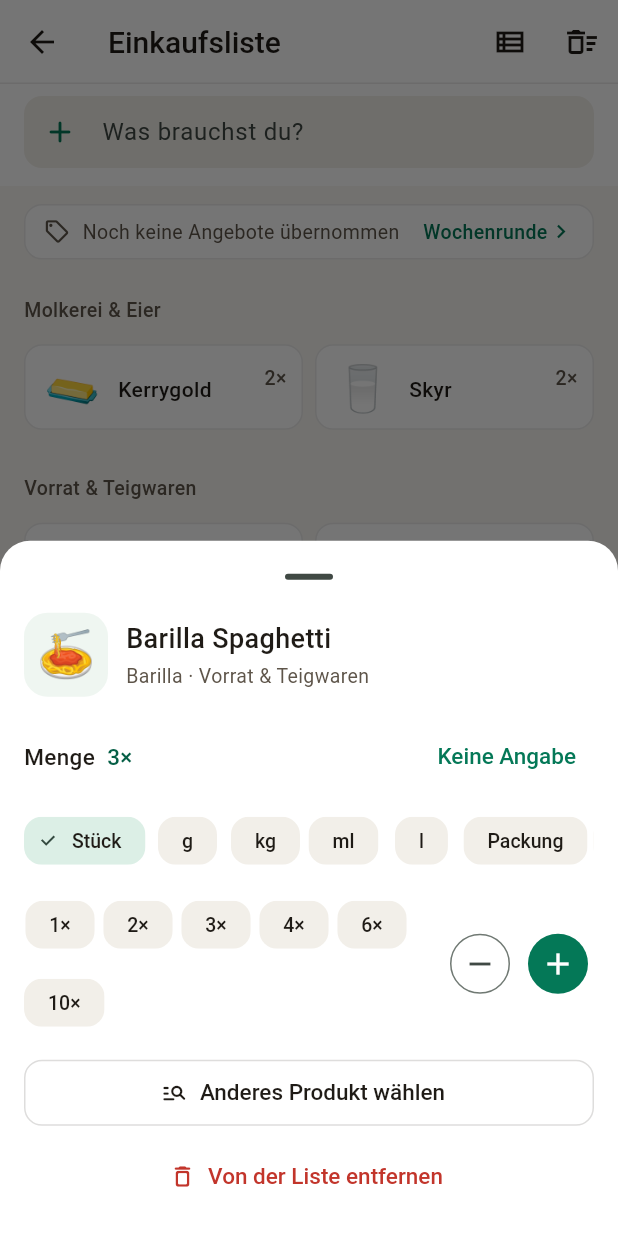
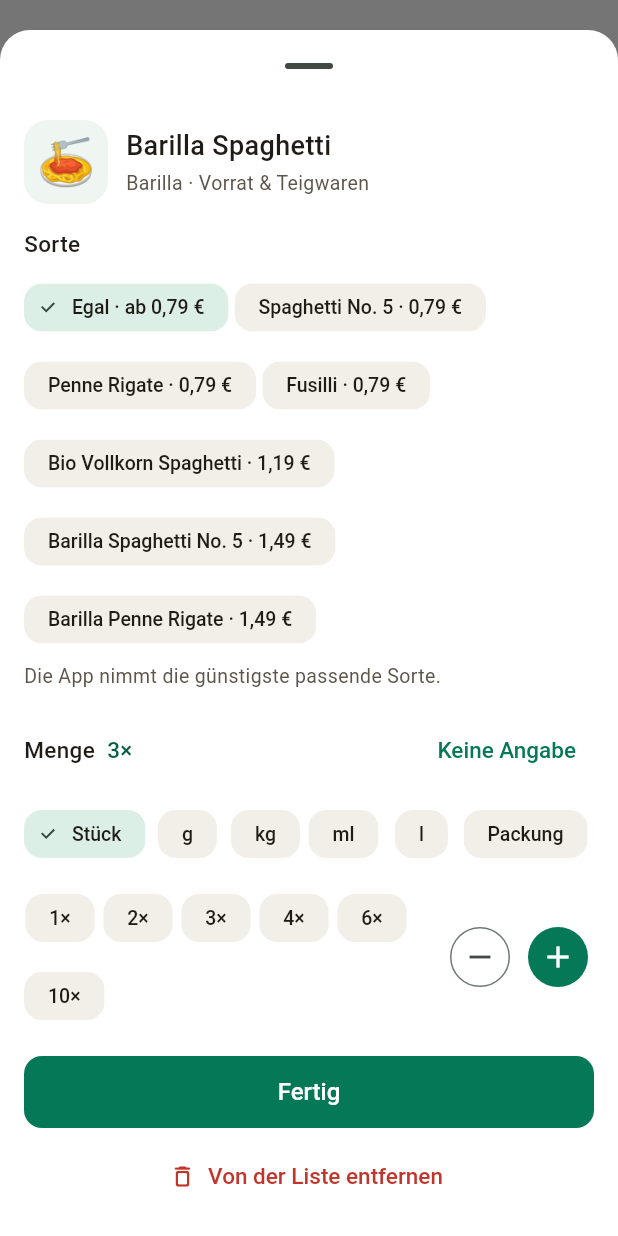
Before and after one commit to MagnusEVH/einkaufs-optimierer, a Flutter app: the ShoppingListScreen screen opened directly, after a tap on "Barilla Spaghetti", on a phone screen of 412 x 824 dp. Run offline on Flutter 3.47's test engine with Material 3 defaults, Android fonts, the phone set to English and light mode, and no system bars; our stand-ins replace flutter_map, flutter_riverpod, geolocator, image_picker, latlong2, shared_preferences and 2 more; missing offline and left inert: dart:js_interop; accounts and stored records are empty.

Commit message:
feat(list): search by base item with follow-up variant choice, fix Stück button, remember chosen variant
Co-Authored-By: Claude Opus 5.5 <noreply@anthropic.com>

```diff
--- a/app/lib/core/models/item_amount.dart
+++ b/app/lib/core/models/item_amount.dart
@@ -78,8 +78,9 @@ class ItemAmount {
 
   static const none = ItemAmount(1);
 
-  /// Keine Angabe: ein Stück, ohne Einheit. Steht dann nicht in der Liste.
-  bool get isDefault => quantity == 1 && (unit == null || unit == AmountUnit.stk);
+  /// Keine Angabe: ohne Einheit. Steht dann nicht in der Liste. "1 Stück"
+  /// ausdrücklich gewählt zählt als Angabe ("1×").
+  bool get isDefault => quantity == 1 && unit == null;
 
   AmountUnit get effectiveUnit => unit ?? AmountUnit.stk;
 
--- a/app/lib/core/models/list_item.dart
+++ b/app/lib/core/models/list_item.dart
@@ -6,8 +6,14 @@ import 'product.dart';
 class ShoppingListItem {
   final String id;
   final String listId;
+
+  /// Was auf der Liste steht: das Ding an sich ("Eier").
   final String rawText;
   final Product? matchedProduct;
+
+  /// true: Sorte ausdrücklich gewählt ("Freiland"). Der Optimierer nimmt dann
+  /// genau dieses Produkt. false: Die App sucht selbst (günstigste, Vorlieben).
+  final bool pinned;
   final double quantity;
   final String? unit;
   final bool isChecked;
@@ -18,6 +24,7 @@ class ShoppingListItem {
     required this.listId,
     required this.rawText,
     this.matchedProduct,
+    this.pinned = false,
     this.quantity = 1.0,
     this.unit,
     this.isChecked = false,
@@ -33,8 +40,23 @@ class ShoppingListItem {
         listId: listId,
         rawText: rawText,
         matchedProduct: matchedProduct,
+        pinned: pinned,
         quantity: a.quantity,
         unit: a.isDefault ? null : a.unit?.code,
+        isChecked: isChecked,
+        notes: notes,
+      );
+
+  /// Sorte setzen ([product]) oder offen lassen (null, [fallback] = Treffer
+  /// der App für den Namen).
+  ShoppingListItem withVariant(Product? product, {Product? fallback}) => ShoppingListItem(
+        id: id,
+        listId: listId,
+        rawText: rawText,
+        matchedProduct: product ?? fallback,
+        pinned: product != null,
+        quantity: quantity,
+        unit: unit,
         isChecked: isChecked,
         notes: notes,
       );
@@ -44,6 +66,7 @@ class ShoppingListItem {
     String? listId,
     String? rawText,
     Product? matchedProduct,
+    bool? pinned,
     double? quantity,
     String? unit,
     bool? isChecked,
@@ -54,6 +77,7 @@ class ShoppingListItem {
       listId: listId ?? this.listId,
       rawText: rawText ?? this.rawText,
       matchedProduct: matchedProduct ?? this.matchedProduct,
+      pinned: pinned ?? this.pinned,
       quantity: quantity ?? this.quantity,
       unit: unit ?? this.unit,
       isChecked: isChecked ?? this.isChecked,
@@ -67,6 +91,7 @@ class ShoppingListItem {
       'list_id': listId,
       'raw_text': rawText,
       'matched_product_id': matchedProduct?.id,
+      'pinned': pinned,
       'quantity': quantity,
       'unit': unit,
       'is_checked': isChecked,
@@ -80,6 +105,8 @@ class ShoppingListItem {
       listId: json['list_id'] ?? '',
       rawText: json['raw_text'] ?? '',
       matchedProduct: matched,
+      // Ältere Einträge ohne Merkmal: gewählt, wenn der Name dem Produkt entspricht
+      pinned: json['pinned'] as bool? ?? (matched != null && matched.name == json['raw_text']),
       quantity: (json['quantity'] as num?)?.toDouble() ?? 1.0,
       unit: json['unit'],
       isChecked: json['is_checked'] ?? false,
--- /dev/null
+++ b/app/lib/core/services/item_groups.dart
@@ -0,0 +1,253 @@
+// app/lib/core/services/item_groups.dart
+//
+// Grundartikel: Die Suche zeigt "Eier", nicht drei Eier-Produkte. Wer "Eier"
+// antippt, wählt danach die Sorte (Bodenhaltung, Freiland, Bio) oder lässt es
+// offen ("Egal": der Optimierer nimmt die günstigste).
+//
+// Die Zuordnung Produkt → Grundartikel steht in [_groups] (Reihenfolge zählt:
+// Spezielles vor Allgemeinem, "Milchreis" vor "Milch"). Was in keine Gruppe
+// fällt, ist sein eigener Grundartikel (Name ohne Größe, siehe genericName).
+
+import '../models/item_amount.dart';
+import '../models/product.dart';
+import 'catalog_service.dart';
+
+class ItemGroup {
+  final String name;
+
+  /// Suchwörter zusätzlich zum Namen ("spaghetti" → Nudeln).
+  final List<String> keywords;
+  final List<Product> products;
+  ItemGroup(this.name, this.keywords, this.products);
+
+  bool get hasVariants => products.length > 1;
+
+  /// Günstigster bekannter Preis über alle Sorten und Ketten (Cent).
+  int? get fromPrice {
+    int? best;
+    for (final p in products) {
+      for (final c in p.prices.values) {
+        if (best == null || c < best) best = c;
+      }
+    }
+    return best;
+  }
+
+  /// Kurzer Name der Sorte: "Freilandeier" → "Freiland", "Bio Eier" → "Bio",
+  /// "Red Bull Energy Drink" → "Red Bull". Gleiche Kurznamen in einer Gruppe
+  /// (zweimal "Standard") werden durch den vollen Produktnamen ersetzt.
+  String variantLabel(Product p) => (_labels ??= _buildLabels())[p.id] ?? p.name;
+
+  Map<String, String>? _labels;
+
+  Map<String, String> _buildLabels() {
+    final short = {for (final p in products) p.id: _shortLabel(p)};
+    final counts = <String, int>{};
+    for (final l in short.values) {
+      counts[l.toLowerCase()] = (counts[l.toLowerCase()] ?? 0) + 1;
+    }
+    return {
+      for (final p in products) p.id: (counts[short[p.id]!.toLowerCase()]! > 1) ? p.name : short[p.id]!,
+    };
+  }
+
+  String _shortLabel(Product p) {
+    var s = genericName(p);
+    final esc = RegExp.escape(name);
+    // ganzes Wort entfernen ("Bio Eier" → "Bio")
+    s = s.replaceAll(RegExp('(^|\\s)$esc(?=\\s|\$)', caseSensitive: false), ' ');
+    // Kompositum-Ende ("Freilandeier" → "Freiland"), aber nicht "Coca-Cola"
+    s = s.replaceAllMapped(RegExp('(\\S{3,})$esc(?=\\s|\$)', caseSensitive: false),
+        (m) => m.group(1)!.endsWith('-') ? m.group(0)! : m.group(1)!);
+    s = s.replaceAll(RegExp(r'(^|\s)(Frische?|Frischer)(?=\s|$)'), ' ').replaceAll(RegExp(r'\s+'), ' ').trim();
+    s = s.replaceAll(RegExp(r'^[-/&\s]+|[-/&\s]+$'), '').trim();
+    final brand = p.brand?.trim() ?? '';
+    final realBrand = brand.isNotEmpty && brand != 'Eigenmarke' && brand != 'Fairtrade';
+    if (s.isEmpty) return p.isBio ? 'Bio' : (realBrand ? brand : 'Standard');
+    s = s[0].toUpperCase() + s.substring(1);
+    // Marke voranstellen, wenn sie im Kurznamen fehlt ("Oatly Hafermilch Barista")
+    if (realBrand && !s.toLowerCase().contains(brand.toLowerCase()) && !p.name.toLowerCase().startsWith(s.toLowerCase())) {
+      final inName = p.name.toLowerCase().contains(brand.toLowerCase());
+      if (inName) s = '$brand $s';
+    }
+    return s;
+  }
+}
+
+class _Rule {
+  final String name;
+  final RegExp include;
+  final List<String> keywords;
+  _Rule(this.name, String pattern, [this.keywords = const []]) : include = RegExp(pattern, caseSensitive: false);
+}
+
+// Reihenfolge zählt: die erste passende Regel gewinnt.
+final _rules = <_Rule>[
+  // Zuerst, was andere Wörter enthält
+  _Rule('Kartoffelchips', r'chips|pringles', ['chips']),
+  _Rule('Schokolade', r'schokolade|ritter sport', ['schoko']),
+  _Rule('Milchreis & Dessert', r'milchreis|dessert', ['milchreis', 'pudding', 'dessert']),
+  _Rule('Duschgel', r'duschgel|dusche', ['dusche']),
+  _Rule('Pflanzendrink', r'hafermilch|haferdrink|sojadrink', ['hafermilch', 'haferdrink', 'sojamilch', 'oatly']),
+  _Rule('Toastbrot', r'toast', ['toast']),
+  _Rule('Knäckebrot', r'knäckebrot'),
+  _Rule('Baguette', r'baguette'),
+  _Rule('Erdnussbutter', r'erdnussbutter'),
+  _Rule('Kekse', r'keks|prinzen rolle', ['keks', 'kekse']),
+  _Rule('Thunfisch', r'thunfisch'),
+  _Rule('Aufschnitt', r'kochschinken|lachsschinken|mortadella|^salami|\ssalami', ['schinken', 'salami', 'wurst']),
+  _Rule('Speck', r'bacon|speck|schinkenwürfel', ['bacon', 'schinkenwürfel']),
+  _Rule('Spülmaschinensalz', r'spezialsalz'),
+  _Rule('Klarspüler', r'klarspüler'),
+  _Rule('Spülmaschinentabs', r'spülmaschinentabs', ['tabs']),
+  _Rule('Salzstangen', r'salzstangen'),
+  _Rule('Eistee', r'eistee'),
+  _Rule('Vegane Alternativen', r'vegan', ['vegan']),
+  _Rule('Pizzaboden', r'pizzaboden'),
+  _Rule('Gemüsebrühe', r'brühe'),
+  _Rule('Paprikapulver', r'paprikapulver'),
+  _Rule('Dosentomaten', r'passierte|gehackte tomaten|stückige tomaten', ['passierte tomaten', 'tomaten dose']),
+  _Rule('Erdbeerkonfitüre', r'konfitüre|marmelade', ['marmelade', 'konfitüre']),
+  // Obst und Gemüse
+  _Rule('Bananen', r'banane', ['banane']),
+  _Rule('Äpfel', r'^(bio )?äpfel', ['apfel']),
+  _Rule('Gurke', r'gurke'),
+  _Rule('Tomaten', r'rispentomaten|cherrytomaten'),
+  _Rule('Kartoffeln', r'kartoffeln', ['kartoffel']),
+  _Rule('Zwiebeln', r'zwiebeln', ['zwiebel']),
+  _Rule('Möhren', r'^(bio )?(möhren|karotten)', ['karotten', 'möhre']),
+  _Rule('Paprika', r'paprika', ['spitzpaprika']),
+  _Rule('Salat', r'eisbergsalat|kopfsalat', ['eisbergsalat', 'kopfsalat']),
+  _Rule('Champignons', r'champignons', ['pilze']),
+  _Rule('Avocado', r'avocado'),
+  _Rule('Erdbeeren', r'^erdbeeren', ['erdbeere']),
+  _Rule('Zitronen', r'zitronen', ['zitrone']),
+  // Kühlregal
+  _Rule('Skyr', r'skyr'),
+  _Rule('Milch', r'milch', ['vollmilch', 'h-milch']),
+  _Rule('Frischkäse', r'frischkäse|philadelphia'),
+  _Rule('Mozzarella', r'mozzarella'),
+  _Rule('Feta', r'feta|hirtenkäse', ['schafskäse', 'hirtenkäse']),
+  _Rule('Käse', r'gouda|butterkäse|emmentaler|camembert|parmigiano', ['gouda', 'emmentaler', 'parmesan']),
+  _Rule('Butter', r'butter', ['markenbutter']),
+  _Rule('Quark', r'quark', ['magerquark']),
+  _Rule('Joghurt', r'joghurt|activia', ['jogurt']),
+  _Rule('Sahne', r'sahne', ['schlagsahne']),
+  _Rule('Eier', r'eier(\s|$)', ['ei']),
+  // Brot und Backen
+  _Rule('Brot', r'brot(\s|$)', ['vollkornbrot', 'mischbrot']),
+  _Rule('Brötchen', r'brötchen'),
+  _Rule('Wraps', r'wraps|tortilla'),
+  _Rule('Haferflocken', r'flocken'),
+  _Rule('Mehl', r'mehl'),
+  _Rule('Zucker', r'zucker'),
+  // Fleisch und Fisch
+  _Rule('Hackfleisch', r'hack', ['hack']),
+  _Rule('Hähnchen', r'hähnchen', ['huhn', 'hühnchen']),
+  _Rule('Bratwurst', r'bratwurst'),
+  _Rule('Würstchen', r'würstchen', ['wiener']),
+  _Rule('Lachs', r'lachs'),
+  _Rule('Fischstäbchen', r'fischstäbchen'),
+  _Rule('Tofu', r'tofu'),
+  // Vorrat
+  _Rule('Nudeln', r'spaghetti|penne|fusilli', ['pasta', 'spaghetti', 'penne', 'fusilli']),
+  _Rule('Reis', r'reis(\s|$)|reis$', ['basmati']),
+  _Rule('Pesto', r'pesto'),
+  _Rule('Öl', r'öl(\s|$)', ['olivenöl', 'rapsöl', 'sonnenblumenöl']),
+  _Rule('Essig', r'essig'),
+  _Rule('Senf', r'senf'),
+  _Rule('Ketchup', r'ketchup'),
+  _Rule('Mayonnaise', r'mayonnaise|miracel', ['mayo']),
+  _Rule('Nuss-Nougat-Creme', r'nougat|nutella', ['nutella']),
+  _Rule('Müsli', r'müsli'),
+  _Rule('Gummibärchen', r'goldbären|fruchtgummi', ['gummibärchen', 'haribo']),
+  _Rule('Nüsse', r'erdnüsse|studentenfutter|mandeln|cashew', ['nüsse', 'mandeln']),
+  _Rule('Schokoriegel', r'knoppers|hanuta|duplo|kinder riegel|m&ms', ['riegel']),
+  // Getränke
+  _Rule('Mineralwasser', r'wasser|gerolsteiner|volvic', ['wasser', 'sprudel']),
+  _Rule('Saft', r'saft|hohes c', ['orangensaft', 'apfelsaft']),
+  _Rule('Cola', r'(^|[\s-])cola', ['coca-cola']),
+  _Rule('Limonade', r'fanta|sprite', ['limo', 'fanta', 'sprite']),
+  _Rule('Energy Drink', r'energy', ['red bull']),
+  _Rule('Kaffee', r'kaffee|espresso|caffè|krönung|feine milde', ['espresso', 'bohnen']),
+  _Rule('Tee', r'tee(\s|$)|kamille'),
+  _Rule('Bier', r'bier|pils', ['pils']),
+  // Haushalt und Drogerie
+  _Rule('Toilettenpapier', r'toilettenpapier', ['klopapier']),
+  _Rule('Taschentücher', r'taschentücher'),
+  _Rule('Spülmittel', r'spülmittel'),
+  _Rule('Reiniger', r'reiniger|wc-', ['putzmittel']),
+  _Rule('Waschmittel', r'waschmittel'),
+  _Rule('Zahnpasta', r'zahnpasta|colgate', ['zahncreme']),
+  _Rule('Müllbeutel', r'müllbeutel'),
+];
+
+class ItemGroups {
+  static List<ItemGroup>? _cache;
+  static List<Product>? _cacheFor;
+
+  /// Alle Grundartikel des Katalogs.
+  static List<ItemGroup> get all {
+    final products = CatalogService.products;
+    if (_cache != null && identical(_cacheFor, products)) return _cache!;
+    _cacheFor = products;
+    return _cache = build(products);
+  }
+
+  static List<ItemGroup> build(List<Product> products) {
+    final byName = <String, List<Product>>{};
+    final keywords = <String, List<String>>{};
+    for (final p in products) {
+      final rule = _ruleFor(p);
+      final name = rule?.name ?? genericName(p);
+      byName.putIfAbsent(name, () => []).add(p);
+      keywords[name] = rule?.keywords ?? const [];
+    }
+    return [for (final e in byName.entries) ItemGroup(e.key, keywords[e.key]!, e.value)];
+  }
+
+  static _Rule? _ruleFor(Product p) {
+    final text = p.name.toLowerCase();
+    for (final r in _rules) {
+      if (r.include.hasMatch(text)) return r;
+    }
+    return null;
+  }
+
+  /// Grundartikel eines Produkts.
+  static ItemGroup? groupOf(Product p) {
+    for (final g in all) {
+      if (g.products.any((x) => x.id == p.id)) return g;
+    }
+    return null;
+  }
+
+  static ItemGroup? byName(String name) {
+    final n = name.trim().toLowerCase();
+    for (final g in all) {
+      if (g.name.toLowerCase() == n) return g;
+    }
+    return null;
+  }
+
+  /// Suche: Produkte wie bisher finden (Treffergüte, Gewohnheit), dann zu
+  /// Grundartikeln zusammenfassen. Reihenfolge = bester Treffer je Gruppe.
+  /// Ein exakt getippter Grundartikel ("eier") steht immer vorn.
+  static List<ItemGroup> search(String query, {int limit = 5}) {
+    final q = query.trim().toLowerCase();
+    if (q.isEmpty) return const [];
+    final out = <ItemGroup>[];
+    void add(ItemGroup? g) {
+      if (g != null && !out.contains(g)) out.add(g);
+    }
+
+    for (final g in all) {
+      if (g.name.toLowerCase() == q || g.keywords.contains(q)) add(g);
+    }
+    for (final p in CatalogService.getSuggestions(query, limit: 40)) {
+      add(groupOf(p));
+      if (out.length >= limit) break;
+    }
+    return out.take(limit).toList();
+  }
+}
--- a/app/lib/core/services/optimizer_service.dart
+++ b/app/lib/core/services/optimizer_service.dart
@@ -198,10 +198,10 @@ class OptimizerService {
 
     // 1. Artikel auflösen. Freitext wird mit den Präferenzen neu zugeordnet,
     //    damit Bio- und Marken-Einstellungen wirken. Ausdrücklich gewählte
-    //    Produkte (Name = Artikeltext) bleiben unverändert.
+    //    Produkte (gewählte Sorte) bleiben unverändert.
     final resolved = open.map((it) {
       final chosen = it.matchedProduct;
-      final isExplicit = chosen != null && chosen.name == it.rawText;
+      final isExplicit = chosen != null && (it.pinned || chosen.name == it.rawText);
       final prod = isExplicit
           ? chosen
           : CatalogService.matchRawText(
--- a/app/lib/features/shopping_list/shopping_list_screen.dart
+++ b/app/lib/features/shopping_list/shopping_list_screen.dart
@@ -21,7 +21,9 @@ import '../../core/widgets/product_picker_sheet.dart';
 import '../optimizer/optimizer_screen.dart';
 import '../trip/trip_controller.dart';
 import '../trip/trip_screen.dart';
+import '../../core/services/item_groups.dart';
 import 'amount_editor.dart';
+import 'variant_picker.dart';
 import 'shopping_list_controller.dart';
 import '../household/household_screen.dart';
 import '../account/account_screen.dart';
@@ -31,7 +33,11 @@ import '../../core/services/household_service.dart';
 /// Unsicher zugeordneter Freitext, den der Nutzer prüfen sollte.
 bool itemNeedsCheck(ShoppingListItem item) {
   final matched = item.matchedProduct;
-  final explicit = matched != null && (matched.name == item.rawText || genericName(matched) == item.rawText);
+  final explicit = matched != null &&
+      (item.pinned ||
+          matched.name == item.rawText ||
+          genericName(matched) == item.rawText ||
+          ItemGroups.groupOf(matched)?.name == item.rawText);
   if (item.isChecked || explicit) return false;
   // Text gehört klar zu einer anderen Warengruppe als das Produkt (z. B. "saft" → Thunfisch)
   if (matched != null && ItemIcons.contradicts(item.rawText, matched)) return true;
@@ -52,7 +58,7 @@ class _ShoppingListScreenState extends ConsumerState<ShoppingListScreen> {
 
   final TextEditingController _inputController = TextEditingController();
   final FocusNode _focusNode = FocusNode();
-  List<Product> _suggestions = [];
+  List<ItemGroup> _suggestions = [];
   bool _tiles = true;
 
   @override
@@ -78,16 +84,36 @@ class _ShoppingListScreenState extends ConsumerState<ShoppingListScreen> {
   void _onSearchChanged(String query) {
     // Menge gehört nicht zur Suche: "500 g erdb" sucht "erdb"
     final name = parseItemInput(query).name;
-    setState(() => _suggestions = name.trim().isEmpty ? [] : CatalogService.getSuggestions(name, limit: 5));
+    // Vorschläge sind Grundartikel: "eier" → "Eier", nicht drei Eier-Produkte
+    setState(() => _suggestions = name.trim().isEmpty ? [] : ItemGroups.search(name, limit: 5));
   }
 
-  void _submitItem([Product? selectedProduct]) {
+  void _submitItem() {
     final text = _inputController.text.trim();
-    if (text.isEmpty && selectedProduct == null) return;
-    ref.read(shoppingListProvider.notifier).addItem(text, matchedProduct: selectedProduct);
+    if (text.isEmpty) return;
+    ref.read(shoppingListProvider.notifier).addItem(text);
     _inputController.clear();
     setState(() => _suggestions = []);
     _focusNode.requestFocus(); // Schnell mehrere Artikel nacheinander eingeben
+  }
+
+  /// Grundartikel angetippt: auf die Liste, dann gleich Sorte und Menge
+  /// wählen (wenn es mehrere Sorten gibt).
+  void _addGroup(ItemGroup group) {
+    final text = _inputController.text.trim();
+    final id = ref.read(shoppingListProvider.notifier).addItem(
+          text,
+          name: group.name,
+          matchedProduct: group.hasVariants ? null : group.products.single,
+        );
+    _inputController.clear();
+    setState(() => _suggestions = []);
+    if (id != null && group.hasVariants) {
+      _focusNode.unfocus();
+      _openItemById(id);
+    } else {
+      _focusNode.requestFocus();
+    }
   }
 
   Future<void> _showMatchPicker(ShoppingListItem item) async {
@@ -95,18 +121,30 @@ class _ShoppingListScreenState extends ConsumerState<ShoppingListScreen> {
     if (chosen != null) ref.read(shoppingListProvider.notifier).assignProduct(item.id, chosen);
   }
 
-  void _openItem(ShoppingListItem item) {
+  void _openItem(ShoppingListItem item) => _openItemById(item.id);
+
+  /// Grundartikel eines Listeneintrags ("Eier"), für die Sorten-Auswahl.
+  ItemGroup? _groupOf(ShoppingListItem it) {
+    final byName = ItemGroups.byName(it.rawText);
+    if (byName != null) return byName;
+    final m = it.matchedProduct;
+    return m == null ? null : ItemGroups.groupOf(m);
+  }
+
+  void _openItemById(String id) {
     showModalBottomSheet(
       context: context,
+      isScrollControlled: true,
       builder: (ctx) => Consumer(builder: (ctx, ref, _) {
-        final current = ref.watch(shoppingListProvider).items.where((i) => i.id == item.id).firstOrNull;
+        final current = ref.watch(shoppingListProvider).items.where((i) => i.id == id).firstOrNull;
         if (current == null) return const SizedBox(height: 120);
         final ctrl = ref.read(shoppingListProvider.notifier);
         final needsCheck = itemNeedsCheck(current);
         final cat = ItemIcons.categoryFor(current.rawText, product: current.matchedProduct);
+        final group = _groupOf(current);
         return SafeArea(
-          child: Padding(
-            padding: const EdgeInsets.fromLTRB(AppSpace.l, 0, AppSpace.l, AppSpace.l),
+          child: SingleChildScrollView(
+            padding: const EdgeInsets.fromLTRB(AppSpace.l, AppSpace.m, AppSpace.l, AppSpace.l),
             child: Column(
               mainAxisSize: MainAxisSize.min,
               crossAxisAlignment: CrossAxisAlignment.stretch,
@@ -140,18 +178,34 @@ class _ShoppingListScreenState extends ConsumerState<ShoppingListScreen> {
                     ),
                   ),
                 ],
+                if (group != null && group.hasVariants) ...[
+                  const SizedBox(height: AppSpace.l),
+                  VariantPicker(
+                    group: group,
+                    selected: current.pinned ? current.matchedProduct : null,
+                    onChanged: (p) => ctrl.chooseVariant(current.id, p),
+                  ),
+                ],
                 const SizedBox(height: AppSpace.l),
                 AmountEditor(
                   amount: current.amount,
                   suggested: suggestedUnit(current.matchedProduct),
                   onChanged: (a) => ctrl.setAmount(current.id, a),
                 ),
-                const SizedBox(height: AppSpace.m),
-                OutlinedButton.icon(
-                  icon: const Icon(Icons.manage_search_rounded),
-                  label: Text(current.matchedProduct == null ? 'Produkt zuordnen' : 'Anderes Produkt wählen'),
-                  onPressed: () => _showMatchPicker(current),
+                const SizedBox(height: AppSpace.l),
+                FilledButton(
+                  key: const Key('item_done'),
+                  onPressed: () => Navigator.pop(ctx),
+                  child: const Text('Fertig'),
                 ),
+                if (group == null || !group.hasVariants) ...[
+                  const SizedBox(height: AppSpace.s),
+                  OutlinedButton.icon(
+                    icon: const Icon(Icons.manage_search_rounded),
+                    label: Text(current.matchedProduct == null ? 'Produkt zuordnen' : 'Anderes Produkt wählen'),
+                    onPressed: () => _showMatchPicker(current),
+                  ),
+                ],
                 if (current.isChecked) ...[
                   const SizedBox(height: AppSpace.s),
                   OutlinedButton.icon(
@@ -325,14 +379,23 @@ class _ShoppingListScreenState extends ConsumerState<ShoppingListScreen> {
               ),
               child: Column(
                 children: [
-                  for (final prod in _suggestions)
+                  for (final g in _suggestions)
                     ListTile(
+                      key: Key('suggestion_${g.name}'),
                       dense: true,
-                      leading: ItemIconBox(ItemIcons.iconFor(prod.name, product: prod), size: 36),
-                      title: Text(prod.name, style: const TextStyle(fontWeight: FontWeight.w500)),
-                      subtitle: Text(prod.isBio ? 'Bio' : (prod.brand ?? 'Eigenmarke'), style: AppText.tiny),
+                      leading: ItemIconBox(ItemIcons.iconFor(g.name, product: g.products.first), size: 36),
+                      title: Text(g.name, style: const TextStyle(fontWeight: FontWeight.w500)),
+                      subtitle: Text(
+                        [
+                          if (g.hasVariants) '${g.products.length} Sorten',
+                          if (!g.hasVariants && (g.products.first.brand ?? 'Eigenmarke') != 'Eigenmarke')
+                            g.products.first.brand!,
+                          if (g.fromPrice != null) 'ab ${formatCents(g.fromPrice!)}',
+                        ].join(' · '),
+                        style: AppText.tiny,
+                      ),
                       trailing: const Icon(Icons.add_rounded, color: AppColors.primary),
-                      onTap: () => _submitItem(prod),
+                      onTap: () => _addGroup(g),
                     ),
                 ],
               ),
--- /dev/null
+++ b/app/lib/features/shopping_list/variant_picker.dart
@@ -0,0 +1,55 @@
+// app/lib/features/shopping_list/variant_picker.dart
+//
+// Sorte im Artikel-Blatt: "Egal" (die App nimmt die günstigste) oder eine
+// bestimmte Sorte (Bodenhaltung, Freiland, Bio …). Mit Preis "ab".
+
+import 'package:flutter/material.dart';
+import '../../core/models/product.dart';
+import '../../core/services/item_groups.dart';
+import '../../core/theme/app_theme.dart';
+
+String formatCents(int cents) => '${(cents / 100).toStringAsFixed(2).replaceAll('.', ',')} €';
+
+int? cheapest(Product p) => p.prices.values.isEmpty ? null : p.prices.values.reduce((a, b) => a < b ? a : b);
+
+class VariantPicker extends StatelessWidget {
+  final ItemGroup group;
+
+  /// Gewählte Sorte, null = Egal.
+  final Product? selected;
+  final ValueChanged<Product?> onChanged;
+
+  const VariantPicker({super.key, required this.group, required this.selected, required this.onChanged});
+
+  @override
+  Widget build(BuildContext context) {
+    final products = [...group.products]..sort((a, b) => (cheapest(a) ?? 1 << 30).compareTo(cheapest(b) ?? 1 << 30));
+    return Column(crossAxisAlignment: CrossAxisAlignment.stretch, children: [
+      const Text('Sorte', style: AppText.bodyStrong),
+      const SizedBox(height: AppSpace.s),
+      Wrap(spacing: AppSpace.xs, runSpacing: AppSpace.xs, children: [
+        ChoiceChip(
+          key: const Key('variant_any'),
+          label: Text(group.fromPrice == null ? 'Egal' : 'Egal · ab ${formatCents(group.fromPrice!)}'),
+          selected: selected == null,
+          onSelected: (_) => onChanged(null),
+        ),
+        for (final p in products)
+          Tooltip(
+            message: p.name,
+            child: ChoiceChip(
+              key: Key('variant_${p.id}'),
+              label: Text(cheapest(p) == null ? group.variantLabel(p) : '${group.variantLabel(p)} · ${formatCents(cheapest(p)!)}'),
+              selected: selected?.id == p.id,
+              onSelected: (_) => onChanged(p),
+            ),
+          ),
+      ]),
+      const SizedBox(height: AppSpace.xs),
+      Text(
+        selected == null ? 'Die App nimmt die günstigste passende Sorte.' : selected!.name,
+        style: AppText.small,
+      ),
+    ]);
+  }
+}
```
Also changed, not shown: app/lib/features/shopping_list/shopping_list_controller.dart (+33 -9 lines), 2 other files.
